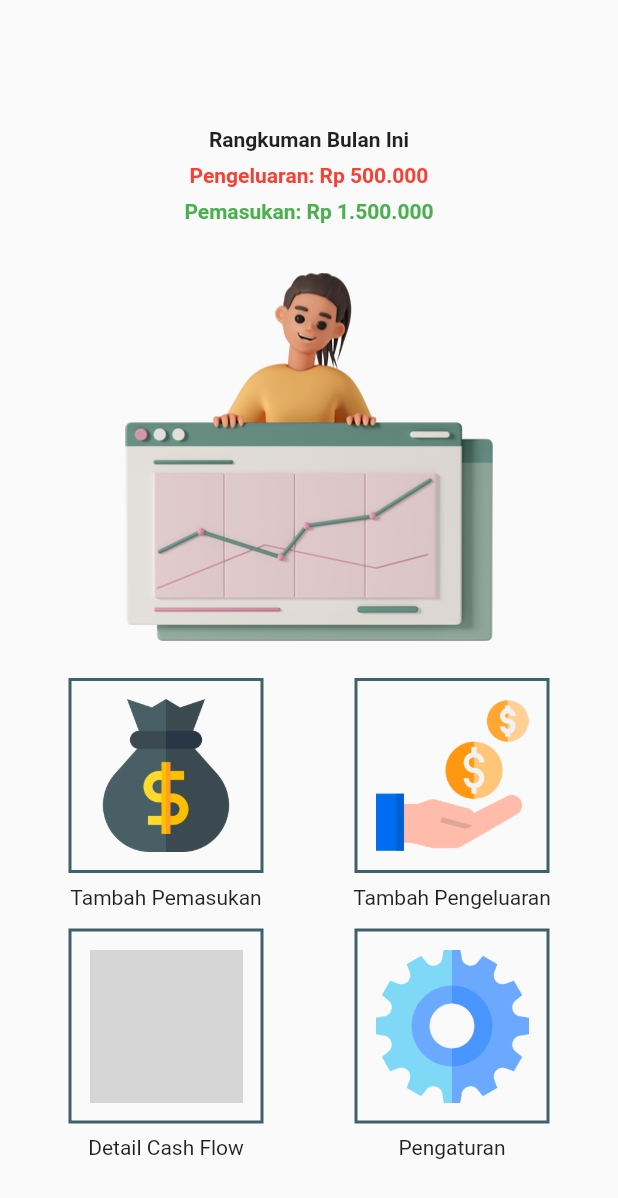
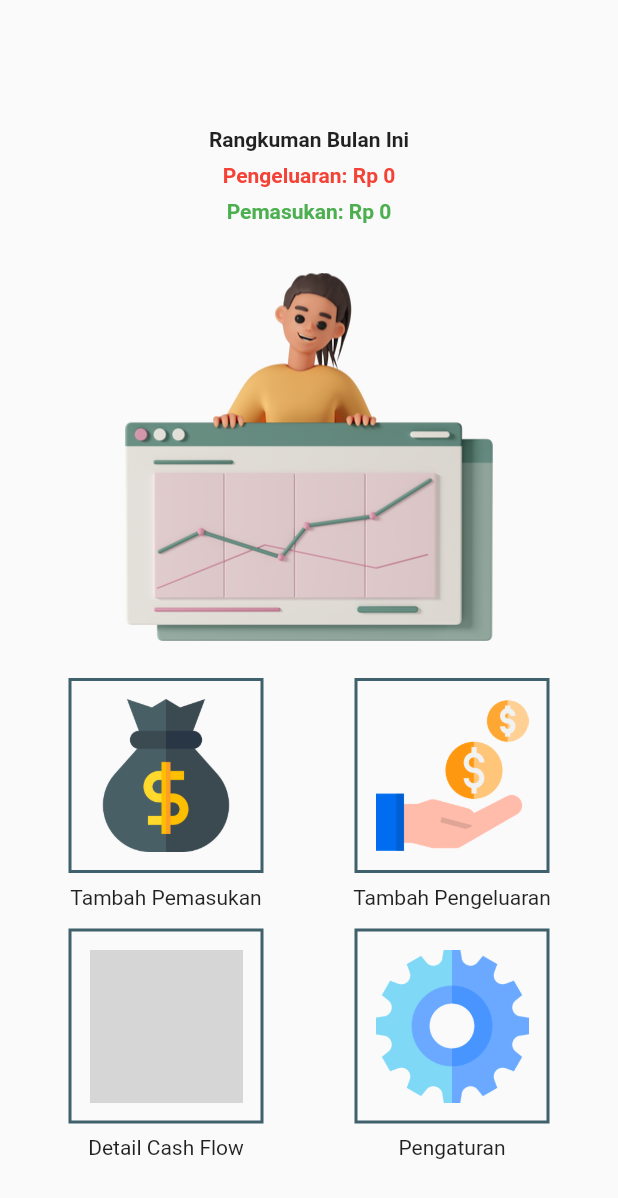
Before and after one commit to mutiadhewanty/flutter_finance_tracker_app, a Flutter app: the screen it shows after launch, after a tap on "Login", on a phone screen of 412 x 824 dp. Shown: the top 1198 px of the screen. Run offline on Flutter 3.47's test engine with Material 2 defaults, Android fonts, the phone set to English and light mode, and no system bars; our stand-ins replace sqflite; accounts and stored records are empty; network calls fail; grey boxes are pictures that could not be loaded.

Commit message:
rangkuman bulanan done

```diff
--- a/lib/home_page.dart
+++ b/lib/home_page.dart
@@ -2,6 +2,8 @@ import 'package:flutter/material.dart';
 import 'package:flutter_finance_tracker_app/detail_page.dart';
 import 'package:flutter_finance_tracker_app/expenses_page.dart';
 import 'package:flutter_finance_tracker_app/income_page.dart';
+import 'package:flutter_finance_tracker_app/models/finance_model.dart';
+import 'package:flutter_finance_tracker_app/services/database_helper.dart';
 import 'package:flutter_finance_tracker_app/settings_page.dart';
 
 class HomePage extends StatefulWidget {
@@ -12,6 +14,50 @@ class HomePage extends StatefulWidget {
 }
 
 class _HomePageState extends State<HomePage> {
+  List<Finance> finances = [];
+
+  void _fetchFinances() async {
+    final allFinances = await DatabaseHelper.getAllFinance();
+
+    print('Jumlah data sebelum: ${finances.length}');
+
+    setState(() {
+      finances = allFinances ?? [];
+      _calculateTotalbyCategory();
+    });
+
+    print('Jumlah data setelah: ${finances.length}');
+    for (final finance in allFinances!) {
+      print('Nominal: ${finance.nominal}');
+    }
+  }
+
+  @override
+  void initState() {
+    super.initState();
+    _fetchFinances();
+    _calculateTotalbyCategory();
+  }
+
+  Map<String, int> totalByCategory = {
+    'income': 0,
+    'expenses': 0,
+  };
+
+  void _calculateTotalbyCategory() {
+    for (final finance in finances) {
+      final kategori = finance.kategori;
+      final nominal = finance.nominal;
+
+      if (kategori == 'income' && nominal != null) {
+        totalByCategory['income'] = (totalByCategory['income'] ?? 0) + nominal;
+      } else if (kategori == 'expenses' && nominal != null) {
+        totalByCategory['expenses'] =
+            (totalByCategory['expenses'] ?? 0) + nominal;
+      }
+    }
+  }
+
   @override
   Widget build(BuildContext context) {
     return Scaffold(
@@ -28,17 +74,17 @@ class _HomePageState extends State<HomePage> {
                 const SizedBox(
                   height: 8,
                 ),
-                const Text(
-                  'Pengeluaran: Rp 500.000',
+                Text(
+                  'Pengeluaran: Rp ${totalByCategory['expenses']}',
                   style:
                       TextStyle(fontWeight: FontWeight.bold, color: Colors.red),
                 ),
                 const SizedBox(
                   height: 8,
                 ),
-                const Text(
-                  'Pemasukan: Rp 1.500.000',
-                  style: TextStyle(
+                Text(
+                  'Pemasukan: Rp ${totalByCategory['income']}',
+                  style: const TextStyle(
                       fontWeight: FontWeight.bold, color: Colors.green),
                 ),
                 const SizedBox(
--- /dev/null
+++ b/lib/models/user_model.dart
@@ -0,0 +1,15 @@
+class UserModel {
+  const UserModel(
+    {
+      this.id,
+      required this.username,
+      required this.password
+    }
+  );
+
+  final int? id;
+  final String username;
+  final String password;
+
+  factory
+}
```
